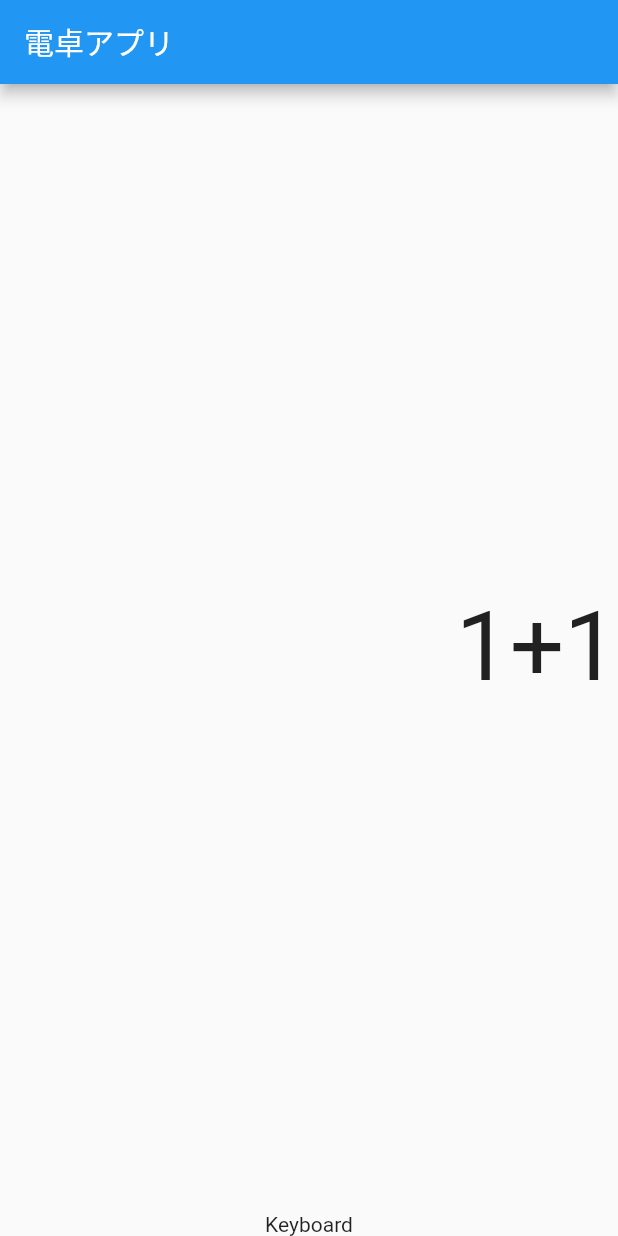
After one commit to curitefl/calculator, a Flutter app: the screen it shows after launch, on a phone screen of 412 x 824 dp. The commit adds this screen. Run offline on Flutter 3.47's test engine with Material 2 defaults, Android fonts, the phone set to English and light mode, and no system bars.

Commit message:
DisplayクラスとKeyboardクラスを別ファイルに分割 クラス名を変更 Display→DisplayArea Keyboard→KeyboardArea

```diff
--- /dev/null
+++ b/lib/display_area.dart
@@ -0,0 +1,26 @@
+//ディスプレイ部分
+import 'package:flutter/material.dart';
+
+class DisplayArea extends StatefulWidget {
+  _DisplayAreaState createState() => _DisplayAreaState();
+}
+
+class _DisplayAreaState extends State<DisplayArea> {
+  String _expression = '1+1';
+
+  @override
+  Widget build(BuildContext context) {
+    return Expanded(
+      flex: 1,
+      child: Container(
+        alignment: Alignment.centerRight,
+        child: Text(
+          _expression,
+          style: TextStyle(
+            fontSize: 64.0,
+          ),
+        ),
+      ),
+    );
+  }
+}
--- /dev/null
+++ b/lib/keyboard_area.dart
@@ -0,0 +1,17 @@
+//キーボード部分
+import 'package:flutter/material.dart';
+
+class KeyboardArea extends StatelessWidget {
+  @override
+  Widget build(BuildContext context) {
+    return Text('Keyboard');
+  }
+}
+
+//ボタン部分
+class Button extends StatelessWidget {
+  @override
+  Widget build(BuildContext context) {
+    return Text('Botton');
+  }
+}
--- a/lib/main.dart
+++ b/lib/main.dart
@@ -1,4 +1,7 @@
 import 'package:flutter/material.dart';
+
+import 'display_area.dart';
+import 'keyboard_area.dart';
 
 void main() {
   runApp(const MyApp());
@@ -9,63 +12,22 @@ class MyApp extends StatelessWidget {
 
   @override
   Widget build(BuildContext context) {
-    var title = '電卓アプリ';
+    var appTitle = '電卓アプリ';
 
     return MaterialApp(
-      title: title,
+      title: appTitle,
       home: Scaffold(
         appBar: AppBar(
-          title: Text(title),
+          title: Text(appTitle),
         ),
         body: Column(
           mainAxisAlignment: MainAxisAlignment.start,
           children: [
-            Display(),
-            Keyboard(),
+            DisplayArea(),
+            KeyboardArea(),
           ],
         ),
       ),
     );
   }
 }
-
-//ディスプレイ部分
-class Display extends StatefulWidget {
-  _DisplayState createState() => _DisplayState();
-}
-
-class _DisplayState extends State<Display> {
-  String _expression = '1+1';
-
-  @override
-  Widget build(BuildContext context) {
-    return Expanded(
-      flex: 1,
-      child: Container(
-        alignment: Alignment.centerRight,
-        child: Text(
-          _expression,
-          style: TextStyle(
-            fontSize: 64.0,
-          ),
-        ),
-      ),
-    );
-  }
-}
-
-//キーボード部分
-class Keyboard extends StatelessWidget {
-  @override
-  Widget build(BuildContext context) {
-    return Text('Keyboard');
-  }
-}
-
-//ボタン部分
-class Button extends StatelessWidget {
-  @override
-  Widget build(BuildContext context) {
-    return Text('Botton');
-  }
-}
```
